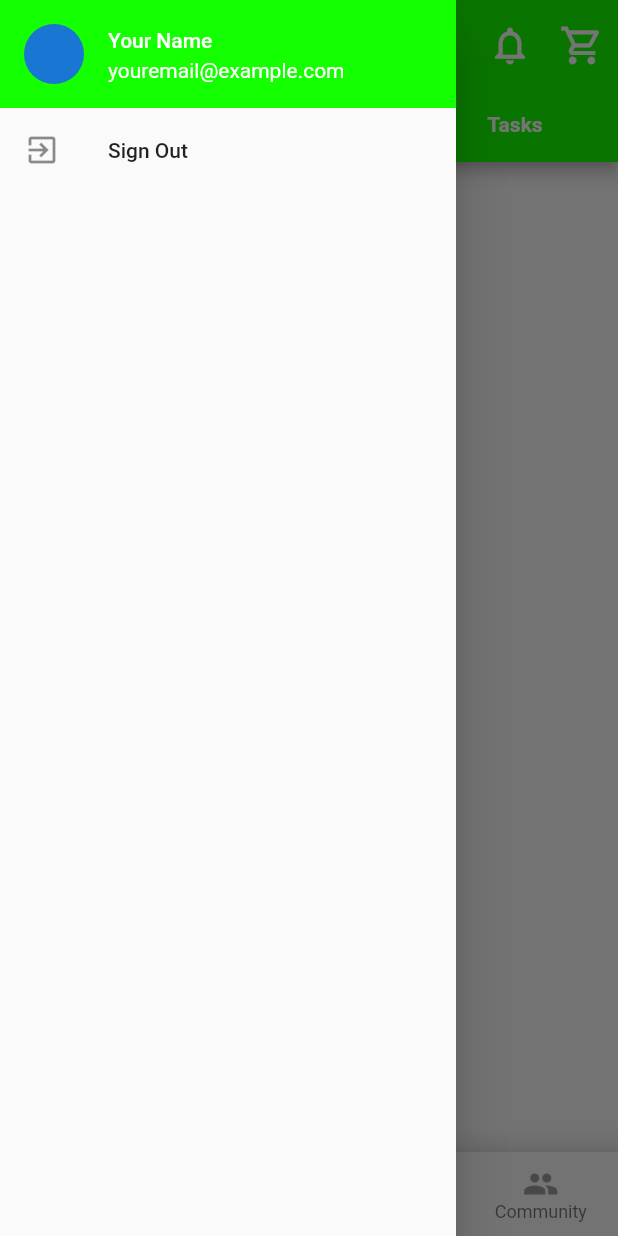
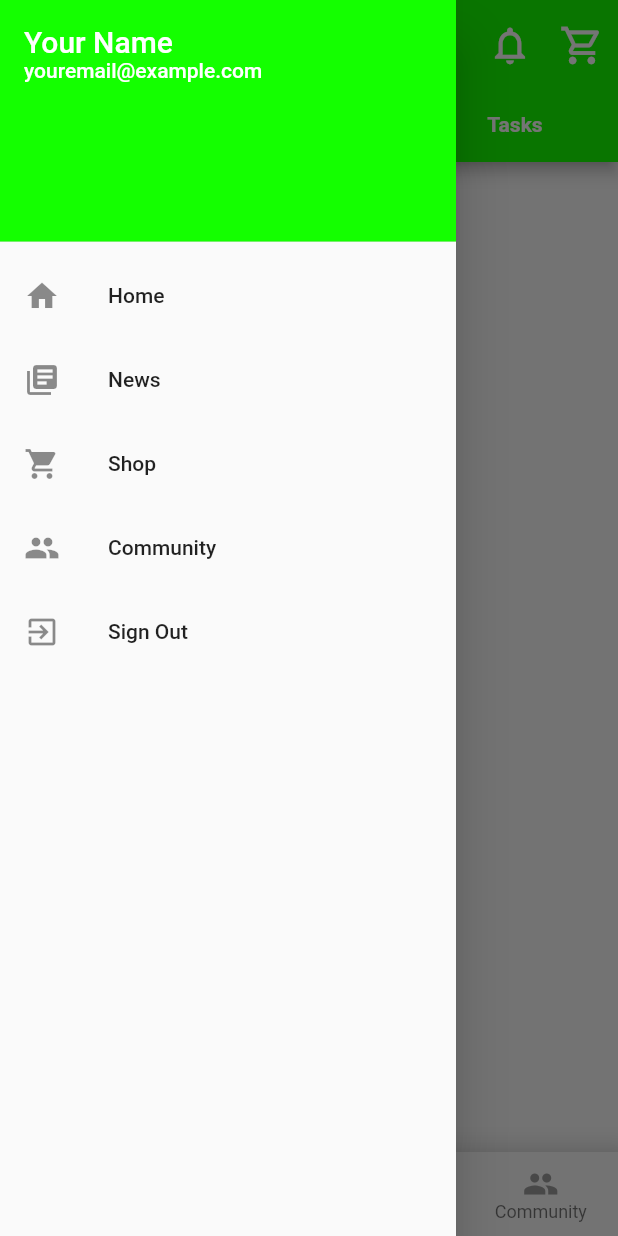
Before and after one commit to Naval1704/Greenify, a Flutter app: the LobbyPage screen opened directly, with the side drawer open, on a phone screen of 412 x 824 dp. Run offline on Flutter 3.47's test engine with Material 2 defaults, Android fonts, the phone set to English and light mode, and no system bars; our stand-ins replace file_picker, image_picker; missing offline and left inert: amplify_auth_cognito, amplify_authenticator, amplify_core, amplify_flutter, amplify_storage_s3.

Commit message:
UI updated

```diff
--- a/lib/farmer/lobby_page.dart
+++ b/lib/farmer/lobby_page.dart
@@ -2,12 +2,9 @@ import 'package:flutter/material.dart';
 import 'package:greenify/farmer/screens/home_page.dart';
 import 'package:greenify/farmer/sub-pages/cropdoctor.dart';
 import 'package:greenify/farmer/sub-pages/homepage.dart';
-// import 'package:greenify/farmer/sub-pages/homepage.dart';
 import 'package:greenify/farmer/sub-pages/tasks.dart';
 import 'package:amplify_flutter/amplify_flutter.dart';
 import 'package:greenify/farmer/farmer_page.dart';
-import 'package:greenify/farmer/screens/home_page.dart';
-// import 'package:greenify/farmer/lobby_page.dart';
 
 class LobbyPage extends StatefulWidget {
   const LobbyPage({Key? key}) : super(key: key);
@@ -20,7 +17,7 @@ final GlobalKey<ScaffoldState> _scaffoldKey = GlobalKey<ScaffoldState>();
 
 Future<void> _handleSignout(BuildContext context) async {
   try {
-    await Amplify.Auth.signOut(); // Sign the user out from all devices
+    await Amplify.Auth.signOut();
     Navigator.of(context).pushReplacement(
       MaterialPageRoute(builder: (context) => FarmerPage()),
     );
@@ -74,7 +71,6 @@ class _LobbyPageState extends State<LobbyPage> {
                 iconSize: 40,
                 icon: const Icon(Icons.account_circle_sharp),
                 onPressed: () {
-                  // Handle Account button press
                   Scaffold.of(context).openDrawer();
                 },
               ),
@@ -126,28 +122,24 @@ class _LobbyPageState extends State<LobbyPage> {
           physics: const NeverScrollableScrollPhysics(),
           children: <Widget>[
             Center(child: HomePage()),
-
             Center(child: Home_Page()),
-
             Center(child: Tasks()),
           ],
         ),
         bottomNavigationBar: Container(
           decoration: BoxDecoration(
-            color: Colors.white, // Background color of the navigation bar
+            color: Colors.white,
             boxShadow: [
               BoxShadow(
-                color: Colors.grey.withOpacity(0.2), // Shadow color
+                color: Colors.grey.withOpacity(0.2),
                 spreadRadius: 5,
                 blurRadius: 7,
-                offset: Offset(
-                    0, -3), // Adjust the offset to control the floating effect
+                offset: Offset(0, -3),
               ),
             ],
           ),
           child: BottomNavigationBar(
-            type:
-                BottomNavigationBarType.fixed, // Disable button transformation
+            type: BottomNavigationBarType.fixed,
             currentIndex: currentTabIndex,
             onTap: onTabTapped,
             selectedLabelStyle: TextStyle(
@@ -169,11 +161,11 @@ class _LobbyPageState extends State<LobbyPage> {
               ),
               BottomNavigationBarItem(
                 icon: Icon(
-                  Icons.my_library_books, // Custom flower icon
+                  Icons.my_library_books,
                   size: 24,
                   color: currentTabIndex == 1 ? Colors.blue : Colors.grey,
                 ),
-                label: 'News', // Customize the label
+                label: 'News',
               ),
               BottomNavigationBarItem(
                 icon: Icon(
@@ -197,17 +189,63 @@ class _LobbyPageState extends State<LobbyPage> {
         drawer: Drawer(
           child: ListView(
             children: <Widget>[
-              Container(
-                color: Color(0xFF14FF00), // Set the background color to red
-                child: const ListTile(
-                  title:
-                      Text("Your Name", style: TextStyle(color: Colors.white)),
-                  subtitle: Text("youremail@example.com",
-                      style: TextStyle(color: Colors.white)),
-                  leading: CircleAvatar(
-                      // Add user profile picture here
-                      ),
+              DrawerHeader(
+                decoration: BoxDecoration(
+                  gradient: LinearGradient(
+                    colors: [
+                      Color(0xFF1EFF34),
+                      Color(0xFF47FF4B),
+                      Color(0xFF14FF00),
+                    ],
+                    begin: Alignment.topCenter,
+                    end: Alignment.topCenter,
+                  ),
                 ),
+                child: Column(
+                  crossAxisAlignment: CrossAxisAlignment.start,
+                  children: [
+                    Text(
+                      "Your Name",
+                      style: TextStyle(color: Colors.white, fontSize: 20),
+                    ),
+                    Text(
+                      "youremail@example.com",
+                      style: TextStyle(color: Colors.white, fontSize: 14),
+                    ),
+                  ],
+                ),
+              ),
+              ListTile(
+                leading: Icon(Icons.home),
+                title: const Text("Home"),
+                onTap: () {
+                  // Handle Home button press
+                  Navigator.pop(context); // Close the drawer
+                },
+              ),
+              ListTile(
+                leading: Icon(Icons.my_library_books),
+                title: const Text("News"),
+                onTap: () {
+                  // Handle News button press
+                  Navigator.pop(context); // Close the drawer
+                },
+              ),
+              ListTile(
+                leading: Icon(Icons.shopping_cart),
+                title: const Text("Shop"),
+                onTap: () {
+                  // Handle Shop button press
+                  Navigator.pop(context); // Close the drawer
+                },
+              ),
+              ListTile(
+                leading: Icon(Icons.people),
+                title: const Text("Community"),
+                onTap: () {
+                  // Handle Community button press
+                  Navigator.pop(context); // Close the drawer
+                },
               ),
               ListTile(
                 leading: Icon(Icons.exit_to_app),
```
